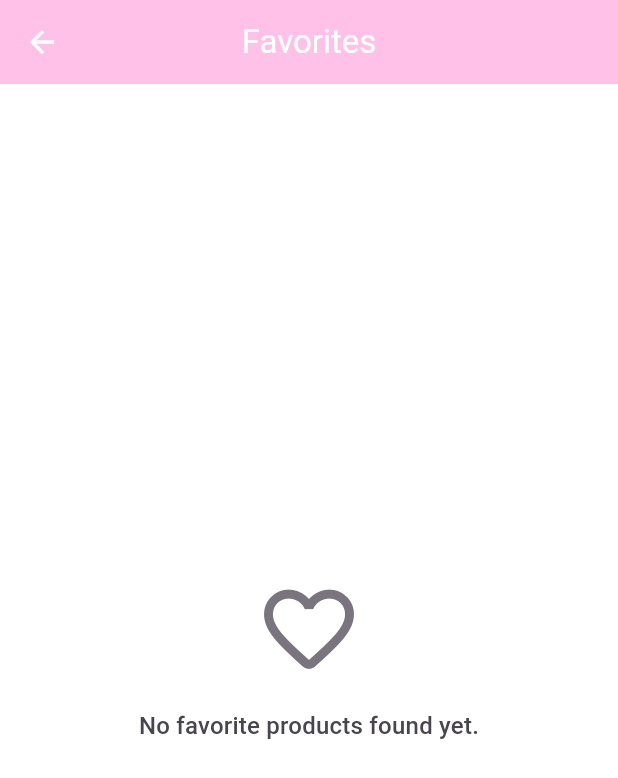
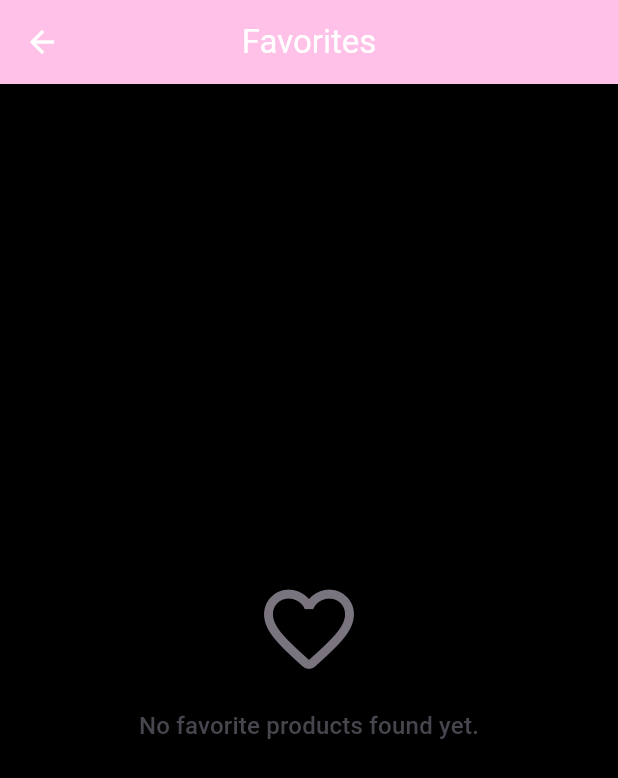
Before and after one commit to aysenazkont/Mini-E-Commerce-App, a Flutter app: the screen it shows after launch, after a tap on the "favorite" icon, on a phone screen of 412 x 824 dp. Shown: the top 778 px of the screen. Run offline on Flutter 3.47's test engine with Material 3 defaults, Android fonts, the phone set to English and light mode, and no system bars; our stand-ins replace cached_network_image, dio, flutter_riverpod, go_router, shared_preferences; network calls fail.

Commit message:
feat: add dark theme

```diff
--- a/analysis_options.yaml
+++ b/analysis_options.yaml
@@ -7,6 +7,12 @@
 
 # The following line activates a set of recommended lints for Flutter apps,
 # packages, and plugins designed to encourage good coding practices.
+analyzer:
+  exclude:
+    - build/**
+    - android/**
+    - ios/**
+    - web/**
 include: package:flutter_lints/flutter.yaml
 
 linter:
--- a/lib/core/theme/app_theme.dart
+++ b/lib/core/theme/app_theme.dart
@@ -17,4 +17,17 @@ class AppTheme {
       ),
     );
   }
+
+  static ThemeData get darkTheme {
+    return ThemeData(
+      useMaterial3: true,
+      primaryColor: const Color.fromARGB(255, 255, 193, 231),
+      scaffoldBackgroundColor: Colors.black,
+      appBarTheme: const AppBarTheme(
+        backgroundColor: Color.fromARGB(255, 255, 193, 231),
+        foregroundColor: Colors.white,
+        elevation: 0,
+      ),
+    );
+  }
 }
--- a/lib/main.dart
+++ b/lib/main.dart
@@ -19,7 +19,7 @@ class MyApp extends StatelessWidget {
     return MaterialApp.router(
       title: 'Mini E-Commerce',
       debugShowCheckedModeBanner: false,
-      theme: AppTheme.lightTheme,
+      theme: AppTheme.darkTheme,
       routerConfig: goRouter,
     );
   }
```
Also changed, not shown: pubspec.lock, 1 other file.
